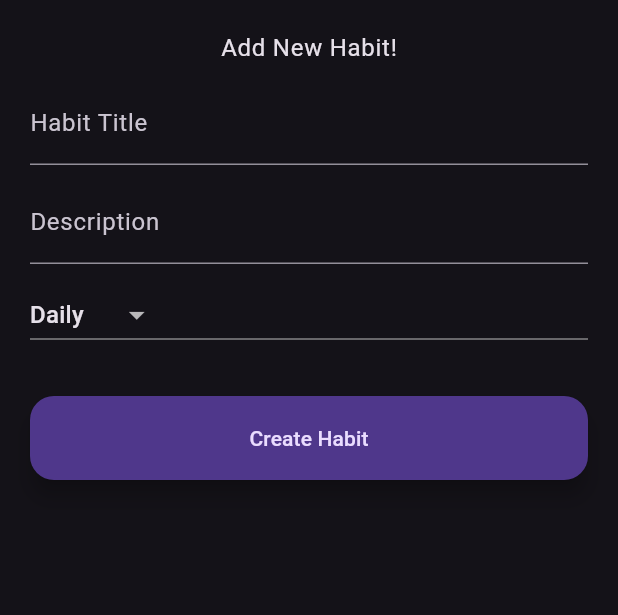
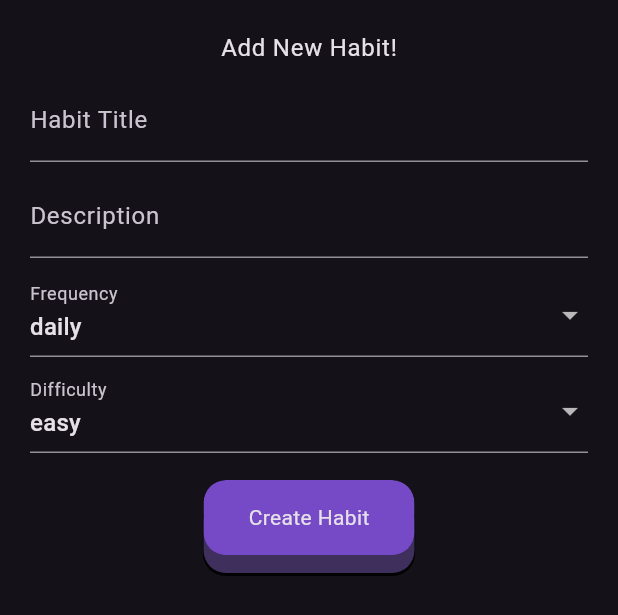
Before and after one commit to Sathwik004/LifeQuest, a Flutter app: the AddHabitForm widget shown alone on an empty page, opened directly, on a phone screen of 412 x 824 dp. Shown: the top 615 px of the screen. Run offline on Flutter 3.47's test engine with Material 3 defaults, Android fonts, the phone set to English and light mode, and no system bars; our stand-ins replace cloud_firestore, equatable, firebase_auth, firebase_core, flutter_bloc, fpdart and 3 more; missing offline and left inert: sign_button; accounts and stored records are empty; generated files the repository leaves out were written again.

Commit message:
Completed habits

```diff
--- a/lib/features/habits/data/models/habit_model.dart
+++ b/lib/features/habits/data/models/habit_model.dart
@@ -1,5 +1,7 @@
 import 'package:cloud_firestore/cloud_firestore.dart';
 import 'package:lifequest/features/habits/domain/entities/habits.dart';
+import 'package:lifequest/features/habits/domain/enums/habit_difficulty.dart';
+import 'package:lifequest/features/habits/domain/enums/habit_frequency.dart';
 
 class HabitModel extends Habit {
   const HabitModel({
@@ -9,11 +11,26 @@ class HabitModel extends Habit {
     required super.streak,
     required super.lastCompleted,
     required super.isActive,
+    required super.frequency,
+    required super.difficulty,
   });
 
   /// Converts Firestore document data into a `HabitModel`
   factory HabitModel.fromMap(String id, Map<String, dynamic> map) {
-    print(map);
+    HabitFrequency frequency;
+    try {
+      frequency = HabitFrequency.values.byName(map['frequency'] as String);
+    } catch (_) {
+      frequency = HabitFrequency.daily;
+    }
+
+    HabitDifficulty difficulty;
+    try {
+      difficulty = HabitDifficulty.values.byName(map['difficulty'] as String);
+    } catch (_) {
+      difficulty = HabitDifficulty.easy;
+    }
+
     return HabitModel(
       id: id,
       title: map['title'] as String,
@@ -21,6 +38,8 @@ class HabitModel extends Habit {
       streak: map['streak'] as int,
       lastCompleted: (map['lastCompleted'] as Timestamp).toDate(),
       isActive: map['isActive'] as bool,
+      frequency: frequency,
+      difficulty: difficulty,
     );
   }
 
@@ -33,6 +52,8 @@ class HabitModel extends Habit {
       'streak': streak,
       'lastCompleted': lastCompleted,
       'isActive': isActive,
+      'frequency': frequency.name,
+      'difficulty': difficulty.name,
     };
   }
 }
--- a/lib/features/habits/data/repos/habit_repo_impl.dart
+++ b/lib/features/habits/data/repos/habit_repo_impl.dart
@@ -21,6 +21,8 @@ class HabitRepositoryImpl implements HabitRepository {
         streak: habit.streak,
         lastCompleted: habit.lastCompleted,
         isActive: habit.isActive,
+        frequency: habit.frequency,
+        difficulty: habit.difficulty,
       );
       await remoteDataSource.addHabit(habitModel, userId);
       return right(null);
@@ -51,6 +53,7 @@ class HabitRepositoryImpl implements HabitRepository {
   @override
   Future<Either<Failure, void>> updateHabit(Habit habit, String userId) async {
     try {
+      print("Updating habit with id: ${habit.id} and userId: $userId");
       final habitModel = HabitModel(
         id: habit.id,
         title: habit.title,
@@ -58,6 +61,8 @@ class HabitRepositoryImpl implements HabitRepository {
         streak: habit.streak,
         lastCompleted: habit.lastCompleted,
         isActive: habit.isActive,
+        frequency: habit.frequency,
+        difficulty: habit.difficulty,
       );
       await remoteDataSource.updateHabit(habitModel, userId);
       return right(null);
@@ -80,6 +85,8 @@ class HabitRepositoryImpl implements HabitRepository {
                 streak: habitModel.streak,
                 lastCompleted: habitModel.lastCompleted,
                 isActive: habitModel.isActive,
+                frequency: habitModel.frequency,
+                difficulty: habitModel.difficulty,
               ))
           .toList();
       return right(habits);
--- a/lib/features/habits/domain/entities/habits.dart
+++ b/lib/features/habits/domain/entities/habits.dart
@@ -30,6 +30,8 @@ class Habit extends Equatable {
     int? streak,
     DateTime? lastCompleted,
     bool? isActive,
+    HabitFrequency? frequency,
+    HabitDifficulty? difficulty,
   }) {
     return Habit(
       id: id ?? this.id,
@@ -38,10 +40,20 @@ class Habit extends Equatable {
       streak: streak ?? this.streak,
       lastCompleted: lastCompleted ?? this.lastCompleted,
       isActive: isActive ?? this.isActive,
+      frequency: frequency ?? this.frequency,
+      difficulty: difficulty ?? this.difficulty,
     );
   }
 
   @override
-  List<Object?> get props =>
-      [id, title, description, streak, lastCompleted, isActive];
+  List<Object?> get props => [
+        id,
+        title,
+        description,
+        streak,
+        lastCompleted,
+        isActive,
+        frequency,
+        difficulty
+      ];
 }
--- a/lib/features/habits/presentation/bloc/habits_bloc/habits_bloc.dart
+++ b/lib/features/habits/presentation/bloc/habits_bloc/habits_bloc.dart
@@ -72,6 +72,7 @@ class HabitsBloc extends Bloc<HabitsEvent, HabitsState> {
                 .map(
                     (habit) => habit.id == event.habit.id ? event.habit : habit)
                 .toList();
+            print("Updated habits: ${updatedHabits[1].difficulty}");
             emit(HabitsLoaded(updatedHabits, userId: event.userId));
           } else {
             emit(HabitsErrorState("Failed to update habit"));
--- a/lib/features/habits/presentation/components/add_habit.dart
+++ b/lib/features/habits/presentation/components/add_habit.dart
@@ -1,11 +1,14 @@
 import 'package:flutter/material.dart';
 import 'package:flutter_bloc/flutter_bloc.dart';
+import 'package:lifequest/core/widgets/fancy_button.dart';
 import 'package:lifequest/features/auth/presentation/bloc/auth_bloc/auth_bloc.dart';
 import 'package:lifequest/features/habits/domain/entities/habits.dart';
+import 'package:lifequest/features/habits/domain/enums/habit_difficulty.dart';
+import 'package:lifequest/features/habits/domain/enums/habit_frequency.dart';
 import 'package:lifequest/features/habits/presentation/bloc/habits_bloc/habits_bloc.dart';
 import 'package:uuid/uuid.dart';
 
-final Uuid uuid = Uuid();
+const Uuid uuid = Uuid();
 
 class AddHabitForm extends StatefulWidget {
   const AddHabitForm({super.key});
@@ -15,9 +18,20 @@ class AddHabitForm extends StatefulWidget {
 }
 
 class _AddHabitFormState extends State<AddHabitForm> {
-  final TextEditingController _titleController = TextEditingController();
-  final TextEditingController _descriptionController = TextEditingController();
-  String _selectedFrequency = 'Daily';
+  late TextEditingController _titleController;
+  late TextEditingController _descriptionController;
+
+  late HabitFrequency _frequency;
+  late HabitDifficulty _difficulty;
+
+  @override
+  void initState() {
+    _titleController = TextEditingController();
+    _descriptionController = TextEditingController();
+    _frequency = HabitFrequency.daily;
+    _difficulty = HabitDifficulty.easy;
+    super.initState();
+  }
 
   @override
   void dispose() {
@@ -36,11 +50,11 @@ class _AddHabitFormState extends State<AddHabitForm> {
         streak: 0,
         lastCompleted: DateTime(1999, 9, 9),
         isActive: true,
-    );
+        frequency: _frequency,
+        difficulty: _difficulty);
 
     final authState = context.read<AuthBloc>().state;
     if (authState is AuthSuccessState) {
-      print('Adding habit\n\n\n');
       context
           .read<HabitsBloc>()
           .add(AddHabitsEvent(habits: newHabit, userId: authState.userId));
@@ -72,32 +86,43 @@ class _AddHabitFormState extends State<AddHabitForm> {
             style: Theme.of(context).copyWith().textTheme.bodyLarge,
             textAlign: TextAlign.start,
           ),
-          const SizedBox(height: 10),
+          const SizedBox(height: 8.0),
           TextField(
               controller: _titleController,
-              decoration: InputDecoration(labelText: 'Habit Title')),
-          const SizedBox(height: 10),
+              decoration: const InputDecoration(labelText: 'Habit Title')),
+          const SizedBox(height: 8.0),
           TextField(
               controller: _descriptionController,
-              decoration: InputDecoration(labelText: 'Description')),
-          const SizedBox(height: 10),
-          SizedBox(
-            width: double.infinity,
-            child: DropdownButton<String>(
-              value: _selectedFrequency,
-              onChanged: (value) => setState(() => _selectedFrequency = value!),
-              items: ['Daily', 'Weekly', 'Monthly']
-                  .map((freq) =>
-                      DropdownMenuItem(value: freq, child: Text(freq)))
-                  .toList(),
+              decoration: const InputDecoration(labelText: 'Description')),
+          const SizedBox(height: 10.0),
+          DropdownButtonFormField<HabitFrequency>(
+            value: _frequency,
+            decoration: const InputDecoration(labelText: 'Frequency'),
+            onChanged: (val) => setState(() => _frequency = val!),
+            items: HabitFrequency.values.map((freq) {
+              return DropdownMenuItem(
+                value: freq,
+                child: Text(freq.name),
+              );
+            }).toList(),
           ),
+          const SizedBox(height: 8.0),
+          DropdownButtonFormField<HabitDifficulty>(
+            value: _difficulty,
+            decoration: const InputDecoration(labelText: 'Difficulty'),
+            onChanged: (val) => setState(() => _difficulty = val!),
+            items: HabitDifficulty.values.map((diff) {
+              return DropdownMenuItem(
+                value: diff,
+                child: Text(diff.name),
+              );
+            }).toList(),
           ),
           const SizedBox(height: 30),
-          SizedBox(
-            width: double.infinity,
-            child: FloatingActionButton(
-                onPressed: _submitHabit, child: const Text('Create Habit')),
-          ),
+          FancyButton(
+              onPressed: _submitHabit,
+              size: 60,
+              child: const Text('Create Habit')),
         ],
       ),
     );
```
Also changed, not shown: lib/core/utils/same_date.dart (+39 -11 lines), lib/core/widgets/bottom_nav_bar.dart (+6 -2 lines), lib/features/habits/presentation/components/edit_habit.dart (added, +167 -0 lines), lib/features/habits/presentation/components/habit_card.dart (+24 -25 lines), 2 other files. Lines whose indentation alone changed are shown as unchanged.
